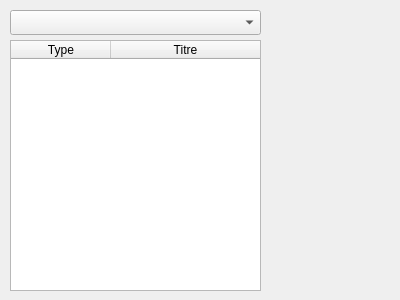
Old version of the form ui/full_list_tab.ui in the repository seigneurfuo/MyAnimeManager3.
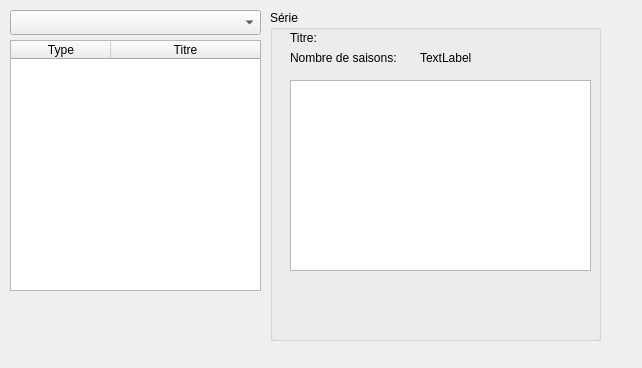
New version of the form.

Commit message: - Récupération des informations depuis la base grace à Peewee. - Chargement partiel de quelques informations sur la série ainsi que la liste des saisons.

The edit to the form file:
```diff
--- a/ui/full_list_tab.ui
+++ b/ui/full_list_tab.ui
@@ -6,8 +6,8 @@
    <rect>
     <x>0</x>
     <y>0</y>
-    <width>400</width>
-    <height>300</height>
+    <width>642</width>
+    <height>368</height>
    </rect>
   </property>
   <property name="windowTitle">
@@ -46,6 +46,87 @@
     </rect>
    </property>
   </widget>
+  <widget class="QGroupBox" name="groupBox">
+   <property name="geometry">
+    <rect>
+     <x>270</x>
+     <y>10</y>
+     <width>331</width>
+     <height>331</height>
+    </rect>
+   </property>
+   <property name="title">
+    <string>Série</string>
+   </property>
+   <widget class="QLabel" name="label_3">
+    <property name="geometry">
+     <rect>
+      <x>20</x>
+      <y>20</y>
+      <width>57</width>
+      <height>16</height>
+     </rect>
+    </property>
+    <property name="text">
+     <string>Titre: </string>
+    </property>
+   </widget>
+   <widget class="QLabel" name="label_4">
+    <property name="geometry">
+     <rect>
+      <x>20</x>
+      <y>40</y>
+      <width>57</width>
+      <height>16</height>
+     </rect>
+    </property>
+    <property name="text">
+     <string/>
+    </property>
+   </widget>
+   <widget class="QLabel" name="label_2">
+    <property name="geometry">
+     <rect>
+      <x>150</x>
+      <y>40</y>
+      <width>57</width>
+      <height>16</height>
+     </rect>
+    </property>
+    <property name="text">
+     <string>TextLabel</string>
+    </property>
+   </widget>
+   <widget class="QLabel" name="label">
+    <property name="geometry">
+     <rect>
+      <x>20</x>
+      <y>40</y>
+      <width>131</width>
+      <height>16</height>
+     </rect>
+    </property>
+    <property name="text">
+     <string>Nombre de saisons:</string>
+    </property>
+   </widget>
+   <widget class="QPlainTextEdit" name="plainTextEdit">
+    <property name="geometry">
+     <rect>
+      <x>20</x>
+      <y>70</y>
+      <width>301</width>
+      <height>191</height>
+     </rect>
+    </property>
+    <property name="readOnly">
+     <bool>true</bool>
+    </property>
+    <property name="plainText">
+     <string/>
+    </property>
+   </widget>
+  </widget>
  </widget>
  <resources/>
  <connections/>
```
Left out of the diff: 15 changed lines with no effect on the pictures. The commit also changes 9 other files.
